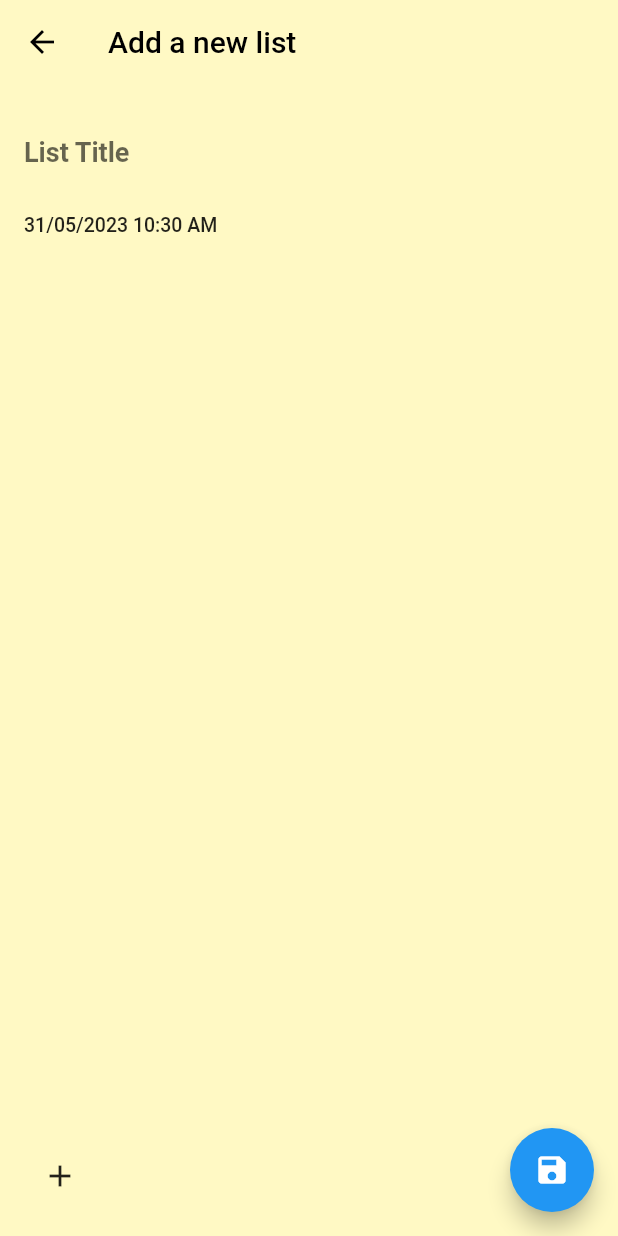
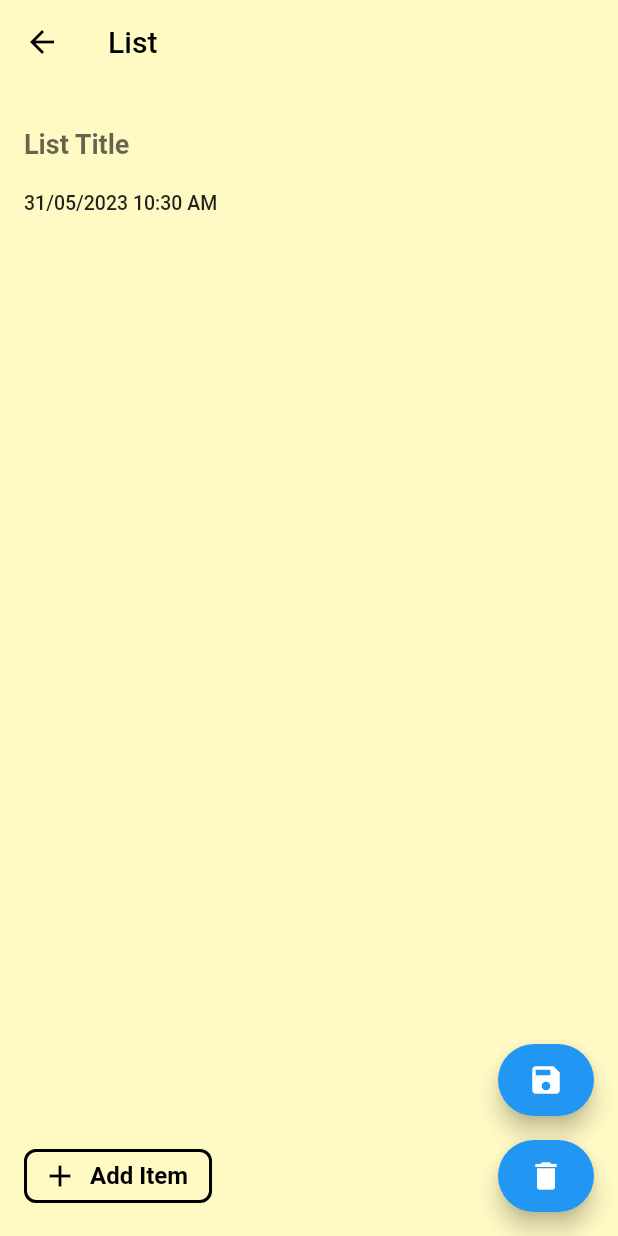
Before and after one commit to Louisii/Notie, a Flutter app: the ListEditorScreen screen opened directly, on a phone screen of 412 x 824 dp. Run offline on Flutter 3.47's test engine with Material 2 defaults, Android fonts, the light colour scheme and no system bars; our stand-ins replace cloud_firestore, firebase_core, google_fonts; accounts and stored records are empty.

Commit message:
add item button

```diff
--- a/notie/lib/screens/list_editor.dart
+++ b/notie/lib/screens/list_editor.dart
@@ -58,7 +58,7 @@ class _ListEditorScreenState extends State<ListEditorScreen> {
         elevation: 0.0,
         iconTheme: const IconThemeData(color: Colors.black),
         title: const Text(
-          "Add a new list",
+          "List",
           style: TextStyle(color: Colors.black),
         ),
       ),
@@ -71,7 +71,7 @@ class _ListEditorScreenState extends State<ListEditorScreen> {
               controller: _titleController,
               decoration: const InputDecoration(
                 border: InputBorder.none,
-                labelText: 'List Title',
+                hintText: 'List Title',
               ),
               style: AppStyle.mainTitle,
             ),
@@ -91,19 +91,39 @@ class _ListEditorScreenState extends State<ListEditorScreen> {
                 },
               ),
             ),
-            IconButton(
+            ElevatedButton.icon(
               onPressed: () {
                 setState(() {
                   _itemTitleControllers.add(TextEditingController());
                   _itemCompletedStatus.add(false);
                 });
               },
-              icon: const Icon(Icons.add),
+              style: ElevatedButton.styleFrom(
+                shape: RoundedRectangleBorder(
+                  side: BorderSide(color: Colors.black, width: 2.0),
+                  borderRadius: BorderRadius.circular(8),
+                ),
+                elevation: 0,
+                backgroundColor: Colors.transparent,
+              ),
+              icon: Icon(Icons.add,
+                  color: Colors.black), // Set the color of the icon to black
+              label: Text(
+                'Add Item',
+                style: TextStyle(
+                  color: Colors.black,
+                  fontSize: 16,
+                  fontWeight: FontWeight.bold,
+                ),
+              ),
             ),
           ],
         ),
       ),
-      floatingActionButton: FloatingActionButton(
+      floatingActionButton: Column(
+        mainAxisAlignment: MainAxisAlignment.end,
+        children: [
+          FloatingActionButton.extended(
             onPressed: () {
               if (widget.doc != null) {
                 // Handle update logic for existing list
@@ -144,7 +164,47 @@ class _ListEditorScreenState extends State<ListEditorScreen> {
                     (error) => print("Failed to add new list due to $error"));
               }
             },
-        child: const Icon(Icons.save),
+            label: const Icon(Icons.save),
+          ),
+          const SizedBox(height: 16.0), // Add spacing between the two buttons
+          FloatingActionButton.extended(
+            onPressed: () {
+              // Show a confirmation dialog before deleting the list
+              showDialog(
+                context: context,
+                builder: (context) {
+                  return AlertDialog(
+                    title: const Text('Delete List'),
+                    content: const Text(
+                        'Are you sure you want to delete this list?'),
+                    actions: [
+                      TextButton(
+                        onPressed: () {
+                          Navigator.pop(context); // Close the dialog
+                        },
+                        child: const Text('Cancel'),
+                      ),
+                      TextButton(
+                        onPressed: () {
+                          // Delete the list from Firestore
+                          if (widget.doc != null) {
+                            widget.doc!.reference.delete();
+                          }
+
+                          Navigator.pop(context); // Close the dialog
+                          Navigator.pop(
+                              context); // Go back to the previous screen
+                        },
+                        child: const Text('Delete'),
+                      ),
+                    ],
+                  );
+                },
+              );
+            },
+            label: const Icon(Icons.delete),
+          ),
+        ],
       ),
     );
   }
@@ -165,7 +225,7 @@ class _ListEditorScreenState extends State<ListEditorScreen> {
             controller: _itemTitleControllers[index],
             decoration: const InputDecoration(
               border: InputBorder.none,
-              labelText: 'Item Title',
+              hintText: 'Item Title',
             ),
             style: AppStyle.mainContent,
           ),
--- a/notie/lib/screens/note_editor.dart
+++ b/notie/lib/screens/note_editor.dart
@@ -48,7 +48,7 @@ class _NoteEditorScreenState extends State<NoteEditorScreen> {
         elevation: 0.0,
         iconTheme: const IconThemeData(color: Colors.black),
         title: const Text(
-          "Add a new note",
+          "Note",
           style: TextStyle(color: Colors.black),
         ),
       ),
@@ -61,7 +61,7 @@ class _NoteEditorScreenState extends State<NoteEditorScreen> {
               controller: _titleController,
               decoration: const InputDecoration(
                 border: InputBorder.none,
-                labelText: 'Title',
+                hintText: 'Title',
               ),
               style: AppStyle.mainTitle,
             ),
@@ -78,7 +78,7 @@ class _NoteEditorScreenState extends State<NoteEditorScreen> {
               maxLines: null,
               decoration: const InputDecoration(
                 border: InputBorder.none,
-                labelText: 'Content',
+                hintText: 'Content',
               ),
               style: AppStyle.mainContent,
             ),
```
Lines whose indentation alone changed are shown as unchanged.
